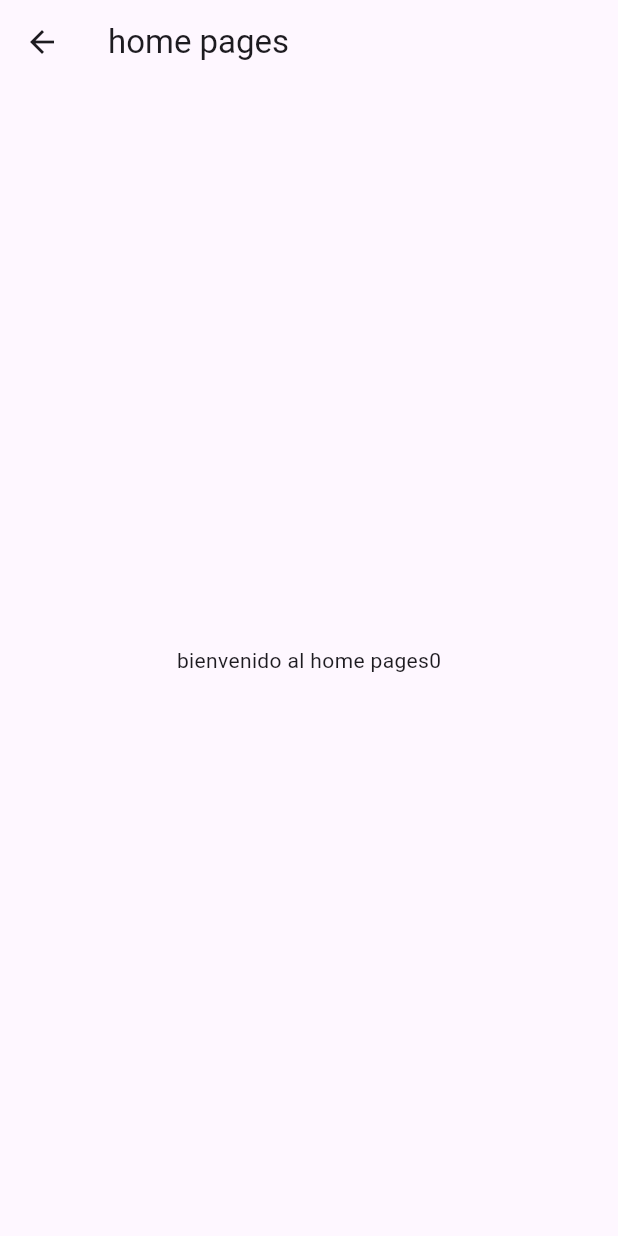
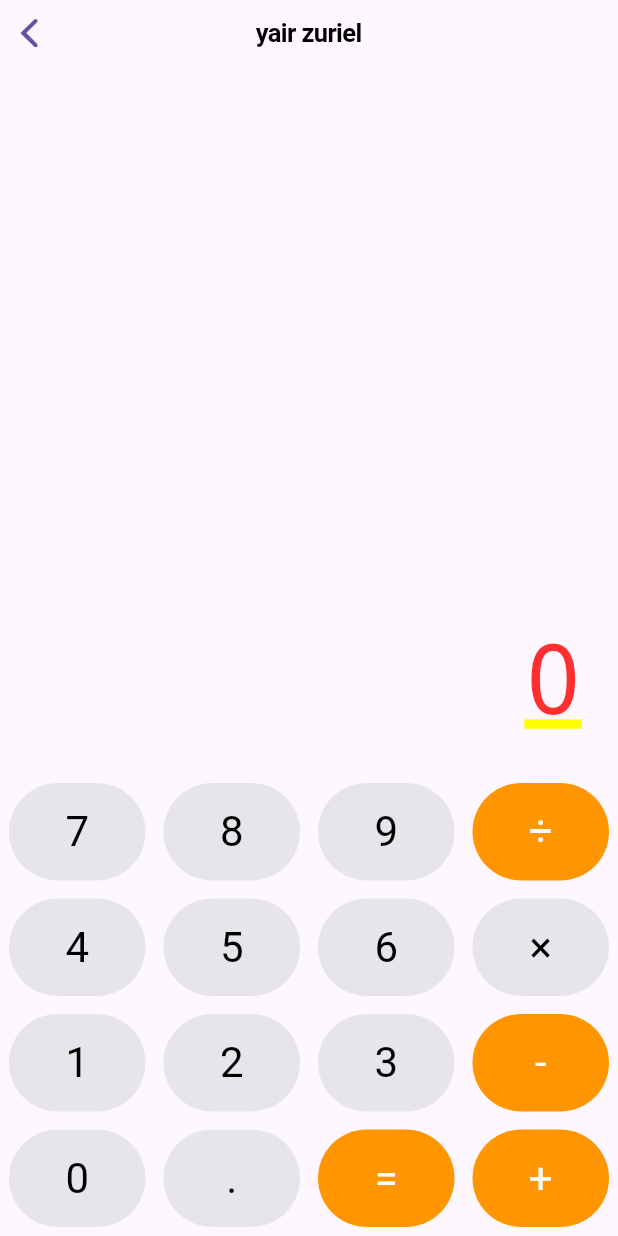
Before and after one commit to kenji369-yz/fundamentos_movil, a Flutter app: the Homepages screen opened directly, on a phone screen of 412 x 824 dp. Run offline on Flutter 3.47's test engine with Material 3 defaults, Android fonts, the phone set to English and light mode, and no system bars.

Commit message:
calculadora estilo ios solo visualizacion

```diff
--- a/lib/main.dart
+++ b/lib/main.dart
@@ -1,5 +1,6 @@
 import 'package:flutter/material.dart';
-import 'package:fundamentos_movil/sidebar.dart';
+import 'package:fundamentos_movil/pages/homepages.dart';
+
 
 void main() {
   runApp(const MyApp());
@@ -13,10 +14,7 @@
   Widget build(BuildContext context) {
     return MaterialApp(
       title: 'Flutter Demo',
-      theme: ThemeData(
-        primarySwatch: Colors.cyan,
-      ),
-      home: const Esqueleto(),
+      home: const Homepages(),
     );
   }
 }
--- a/lib/pages/homepages.dart
+++ b/lib/pages/homepages.dart
@@ -1,3 +1,4 @@
+import 'package:flutter/cupertino.dart';
 import 'package:flutter/material.dart';
 
 void main() => runApp(const Homepages());
@@ -7,13 +8,72 @@
 
   @override
   Widget build(BuildContext context) {
-    return Scaffold(
-      appBar: AppBar(
-        title: const Text('home pages'),
+    return CupertinoPageScaffold(
+      navigationBar: const CupertinoNavigationBar(
+        middle: Text('yair zuriel'),
       ),
-      body: const Center(
-        child: Text('bienvenido al home pages0'),
+      child: SafeArea(
+        child: Column(
+          children: [
+            // Pantalla de resultados
+            Expanded(
+              child: Container(
+                alignment: Alignment.bottomRight,
+                padding: const EdgeInsets.all(24),
+                child: const Text(
+                  '0',
+                  style: TextStyle(
+                    fontSize: 64,
+                    fontWeight: FontWeight.w300,
+
+                  ),
+                ),
+              ),
+            ),
+            // Filas de botones basadas en tu imagen
+            _filaBotones(['7', '8', '9', '÷']),
+            _filaBotones(['4', '5', '6', '×']),
+            _filaBotones(['1', '2', '3', '-']),
+            _filaBotones(['0', '.', '=', '+']),
+          ],
+        ),
       ),
-      );
+    );
   }
+
+  // Función que genera cada fila horizontal de botones
+static Widget _filaBotones(List<String> textos) {
+  return Row(
+    children: textos.map((texto) {
+      return Expanded(
+        child: Padding(
+          padding: const EdgeInsets.all(6),
+          child: CupertinoButton(
+            color: _esOperador(texto)
+                ? CupertinoColors.systemOrange
+                : CupertinoColors.systemGrey5,
+            borderRadius: BorderRadius.circular(40),
+            onPressed: () {},
+            child: Text(
+              texto,
+              style: TextStyle(
+                fontSize: 28,
+                color: _esOperador(texto)
+                    ? CupertinoColors.white
+                    : CupertinoColors.black,
+              ), // TextStyle
+            ), // Text
+          ), // CupertinoButton
+        ), // Padding
+      ); // Expanded
+    }).toList(),
+  ); // Row
 }
+static bool _esOperador(String texto) {
+  return texto == '+' ||
+      texto == '-' ||
+      texto == 'X' ||
+      texto == '÷' ||
+      texto == '=';
+}
+}
```
